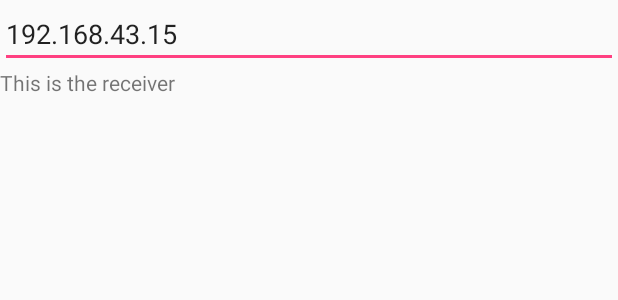
After one commit to INLabASU/castex-v2.0, an Android app: the layout activity_receiver.xml on its own in the app's theme, with its tools: preview values and no code run, on a phone screen of 412 x 824 dp. The commit adds this screen. Shown: the top 300 px of the screen. Run offline under Robolectric (Android 15) with nearby library versions, the light colour scheme and no system bars.

Commit message:
Fixed an issue where the app would crash if the user denied permissions for screen sharing. Added useful message when this happens. Added receiver activity. Added asynctask for receiving packets. Stubbed out functions for receive buffer.

```diff
--- a/app/build.gradle
+++ b/app/build.gradle
@@ -34,8 +34,8 @@ android {
 
 dependencies {
     implementation fileTree(dir: 'libs', include: ['*.jar'])
-    implementation"org.jetbrains.kotlin:kotlin-stdlib-jre7:$kotlin_version"
-    implementation"org.jetbrains.kotlinx:kotlinx-coroutines-core:0.22.5"
+    implementation "org.jetbrains.kotlin:kotlin-stdlib-jre7:$kotlin_version"
+    implementation "org.jetbrains.kotlinx:kotlinx-coroutines-core:0.22.5"
     implementation "org.jetbrains.anko:anko:$anko_version"
     implementation 'com.android.support:appcompat-v7:27.1.1'
     implementation 'com.android.support.constraint:constraint-layout:1.1.0'
--- a/app/src/main/java/rte/session/RTESessionBuilder.kt
+++ b/app/src/main/java/rte/session/RTESessionBuilder.kt
@@ -5,6 +5,7 @@ import android.content.Intent
 import android.media.projection.MediaProjection
 import android.net.wifi.WifiManager
 import android.util.Log
+import android.widget.Toast
 import rte.RTEProtocol
 import rte.RTEProtocol.Companion.RECEIVER_SESSION_TYPE
 import rte.RTEProtocol.Companion.SENDER_SESSION_TYPE
@@ -23,6 +24,7 @@ class RTESessionBuilder {
     }
 
     val session = RTESession()
+    val setupSuggestion:String? get() = this.session.setupSuggestion
 
     /**
      * Required for receiver.
--- /dev/null
+++ b/app/src/main/res/layout/activity_receiver.xml
@@ -0,0 +1,23 @@
+<?xml version="1.0" encoding="utf-8"?>
+<android.support.constraint.ConstraintLayout xmlns:android="http://schemas.android.com/apk/res/android"
+    xmlns:app="http://schemas.android.com/apk/res-auto"
+    xmlns:tools="http://schemas.android.com/tools"
+    android:layout_width="match_parent"
+    android:layout_height="match_parent"
+    tools:context=".ReceiverActivity">
+
+    <EditText
+        android:id="@+id/receiverEditText"
+        android:layout_width="match_parent"
+        android:layout_height="wrap_content"
+        android:hint="Type the Sender's IP Address here."
+        android:text="192.168.43.15"/>
+
+    <TextView
+        android:id="@+id/receiverText"
+        app:layout_constraintTop_toBottomOf="@id/receiverEditText"
+        android:layout_width="match_parent"
+        android:layout_height="wrap_content"
+        tools:text="This is the receiver"/>
+
+</android.support.constraint.ConstraintLayout>
```
Also changed, not shown: app/src/main/AndroidManifest.xml (+5 -2 lines), app/src/main/java/info/jkjensen/castexv2/MainActivity.kt (+11 -1 lines), app/src/main/java/info/jkjensen/castexv2/PacketReceiverTask.kt (added, +101 -0 lines), app/src/main/java/info/jkjensen/castexv2/ReceiverActivity.kt (added, +59 -0 lines), app/src/main/java/rte/RTEFrameReceiveBuffer.kt (+31 -0 lines), app/src/main/java/rte/session/RTESession.kt (+8 -1 lines), app/src/main/res/layout/activity_main.xml (+10 -2 lines).
